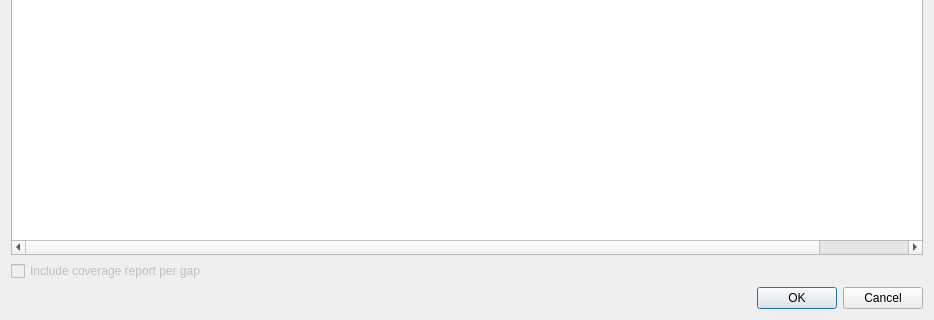
Old version of the form src/GSvar/TumorOnlyReportDialog.ui in the repository imgag/ngs-bits; both pictures show x 0 to 934 and y 528 to 848 of the 934 by 848 pixel window.
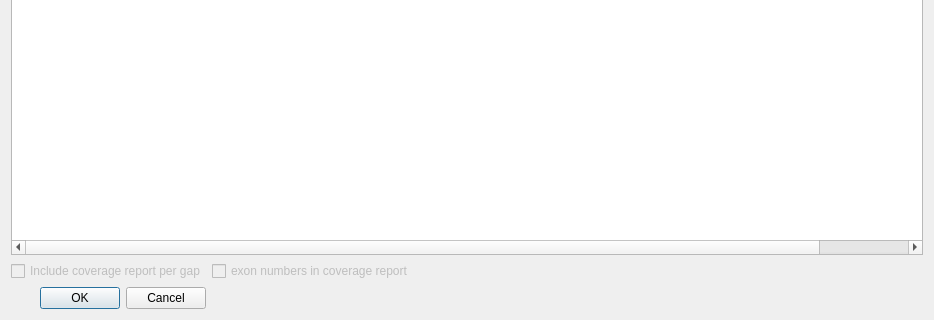
New version of the form. Custom widgets are drawn as their Qt base class.

Commit message: TumorOnlyReportWorker: Added exon numbering for coverage gaps in tumor only report. Uses preferred transcript if available for SNV table.

The edit to the form file:
```diff
--- a/src/GSvar/TumorOnlyReportDialog.ui
+++ b/src/GSvar/TumorOnlyReportDialog.ui
@@ -14,10 +14,10 @@
    <string>Create tumor-only report</string>
   </property>
   <layout class="QGridLayout" name="gridLayout_2">
-   <item row="0" column="0">
+   <item row="0" column="0" colspan="3">
     <widget class="QGroupBox" name="groupBox">
      <property name="sizePolicy">
-      <sizepolicy hsizetype="Preferred" vsizetype="Preferred">
+      <sizepolicy hsizetype="Expanding" vsizetype="Preferred">
        <horstretch>0</horstretch>
        <verstretch>0</verstretch>
       </sizepolicy>
@@ -55,7 +55,7 @@
      </layout>
     </widget>
    </item>
-   <item row="1" column="0">
+   <item row="1" column="0" colspan="3">
     <widget class="VariantTable" name="snvs">
      <property name="contextMenuPolicy">
       <enum>Qt::CustomContextMenu</enum>
@@ -130,7 +130,7 @@
       <bool>false</bool>
      </property>
      <property name="sizePolicy">
-      <sizepolicy hsizetype="Expanding" vsizetype="Minimum">
+      <sizepolicy hsizetype="Minimum" vsizetype="Minimum">
        <horstretch>0</horstretch>
        <verstretch>0</verstretch>
       </sizepolicy>
@@ -140,6 +140,19 @@
      </property>
     </widget>
    </item>
+   <item row="2" column="2">
+    <spacer name="horizontalSpacer">
+     <property name="orientation">
+      <enum>Qt::Horizontal</enum>
+     </property>
+     <property name="sizeHint" stdset="0">
+      <size>
+       <width>538</width>
+       <height>20</height>
+      </size>
+     </property>
+    </spacer>
+   </item>
    <item row="3" column="0">
     <widget class="QDialogButtonBox" name="buttonBox">
      <property name="orientation">
@@ -150,6 +163,25 @@
      </property>
     </widget>
    </item>
+   <item row="2" column="1">
+    <widget class="QCheckBox" name="include_exon_number">
+     <property name="enabled">
+      <bool>false</bool>
+     </property>
+     <property name="sizePolicy">
+      <sizepolicy hsizetype="Minimum" vsizetype="Minimum">
+       <horstretch>0</horstretch>
+       <verstretch>0</verstretch>
+      </sizepolicy>
+     </property>
+     <property name="text">
+      <string>exon numbers in coverage report</string>
+     </property>
+     <property name="checked">
+      <bool>false</bool>
+     </property>
+    </widget>
+   </item>
   </layout>
  </widget>
  <customwidgets>
```
The commit also changes 6 other files.
